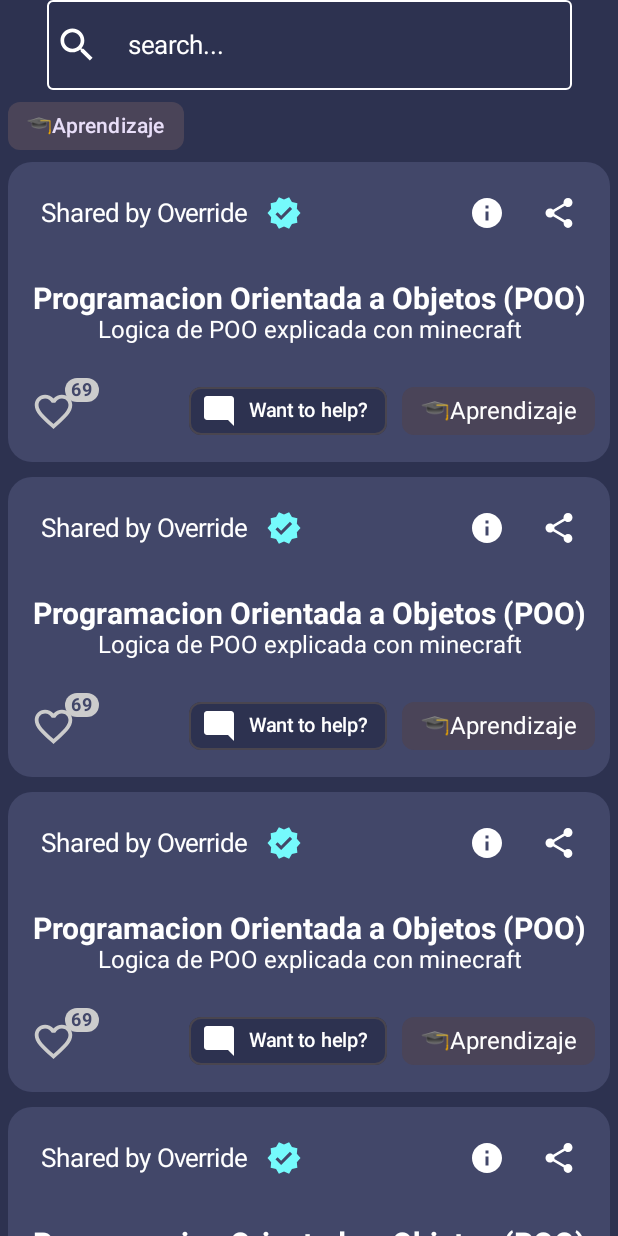
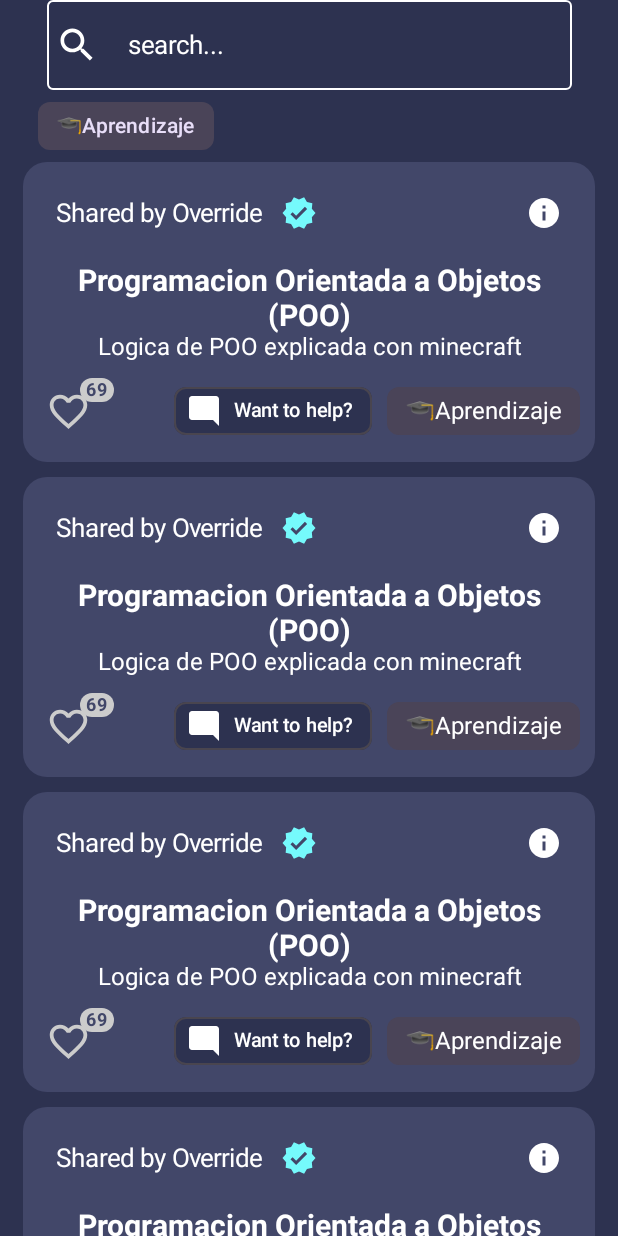
Before and after one commit to BeboCod/odin, an Android app built with Jetpack Compose: the composable HomeScreen shown on its own in the app's theme, on a phone screen of 412 x 824 dp. Run offline under Robolectric (Android 15) with nearby library versions, the phone set to English and light mode, and no system bars.

Commit message:
CenterScreen frontend

```diff
--- a/app/build.gradle.kts
+++ b/app/build.gradle.kts
@@ -30,11 +30,11 @@ android {
         }
     }
     compileOptions {
-        sourceCompatibility = JavaVersion.VERSION_1_8
-        targetCompatibility = JavaVersion.VERSION_1_8
+        sourceCompatibility = JavaVersion.VERSION_17
+        targetCompatibility = JavaVersion.VERSION_17
     }
     kotlinOptions {
-        jvmTarget = "1.8"
+        jvmTarget = "17"
     }
     buildFeatures {
         compose = true
--- a/app/src/main/AndroidManifest.xml
+++ b/app/src/main/AndroidManifest.xml
@@ -10,12 +10,12 @@
         android:label="@string/app_name"
         android:roundIcon="@drawable/logo_override"
         android:supportsRtl="true"
-        android:theme="@style/Theme.Odin"
-        tools:targetApi="31">
+        android:theme="@style/Theme.Odin.Starting"
+        tools:targetApi="34">
         <activity
             android:name=".MainActivity"
             android:exported="true"
-            android:theme="@style/Theme.Odin">
+            android:theme="@style/Theme.Odin.Starting">
             <intent-filter>
                 <action android:name="android.intent.action.MAIN" />
 
--- a/app/src/main/java/com/example/odin/ui/mods/Titles.kt
+++ b/app/src/main/java/com/example/odin/ui/mods/Titles.kt
@@ -1,16 +1,20 @@
 package com.example.odin.ui.mods
 
+import androidx.compose.foundation.layout.widthIn
 import androidx.compose.material3.MaterialTheme
 import androidx.compose.material3.MaterialTheme.colorScheme
 import androidx.compose.material3.Text
 import androidx.compose.runtime.Composable
+import androidx.compose.ui.Modifier
 import androidx.compose.ui.geometry.Offset
 import androidx.compose.ui.graphics.Shadow
 import androidx.compose.ui.text.TextStyle
 import androidx.compose.ui.text.font.FontStyle
 import androidx.compose.ui.text.font.FontWeight
 import androidx.compose.ui.text.style.TextAlign
+import androidx.compose.ui.text.style.TextOverflow
 import androidx.compose.ui.tooling.preview.Preview
+import androidx.compose.ui.unit.dp
 import androidx.compose.ui.unit.sp
 import com.example.odin.ui.theme.OdinTheme
 
@@ -40,3 +44,36 @@ private fun TitleOdinPreview() {
         TitleOdin("Hello World!!!")
     }
 }
+
+@Composable
+fun TitleCardOdin(text: String) {
+    Text(
+        text = text,
+        fontWeight = FontWeight.Bold,
+        fontStyle = FontStyle.Normal,
+        textAlign = TextAlign.Center,
+        modifier = Modifier.widthIn(max = 400.dp),
+        overflow = TextOverflow.Ellipsis,
+        maxLines = 2,
+        style = TextStyle(
+            fontSize = 20.sp,
+        ),
+        color = colorScheme.secondary
+    )
+}
+
+@Composable
+fun DescriptionOdin(text: String) {
+    Text(
+        text = text,
+        fontStyle = FontStyle.Normal,
+        textAlign = TextAlign.Center,
+        modifier = Modifier.widthIn(max = 400.dp),
+        overflow = TextOverflow.Ellipsis,
+        maxLines = 2,
+        style = TextStyle(
+            fontSize = 16.sp,
+        ),
+        color = colorScheme.secondary
+    )
+}
--- a/app/src/main/java/com/example/odin/ui/mods/cardPublication/CardPublication.kt
+++ b/app/src/main/java/com/example/odin/ui/mods/cardPublication/CardPublication.kt
@@ -14,7 +14,6 @@ import androidx.compose.foundation.layout.Arrangement
 import androidx.compose.foundation.layout.Box
 import androidx.compose.foundation.layout.Column
 import androidx.compose.foundation.layout.Row
-import androidx.compose.foundation.layout.Spacer
 import androidx.compose.foundation.layout.fillMaxSize
 import androidx.compose.foundation.layout.fillMaxWidth
 import androidx.compose.foundation.layout.height
@@ -28,8 +27,6 @@ import androidx.compose.material3.Card
 import androidx.compose.material3.CardDefaults.cardColors
 import androidx.compose.material3.Icon
 import androidx.compose.material3.IconButton
-import androidx.compose.material3.InputChip
-import androidx.compose.material3.InputChipDefaults
 import androidx.compose.material3.MaterialTheme.colorScheme
 import androidx.compose.material3.MaterialTheme.shapes
 import androidx.compose.material3.Text
@@ -37,12 +34,10 @@ import androidx.compose.material3.TextButton
 import androidx.compose.runtime.Composable
 import androidx.compose.runtime.collectAsState
 import androidx.compose.runtime.getValue
-import androidx.compose.runtime.mutableStateOf
-import androidx.compose.runtime.remember
-import androidx.compose.runtime.setValue
 import androidx.compose.ui.Alignment
 import androidx.compose.ui.Modifier
 import androidx.compose.ui.graphics.Color
+import androidx.compose.ui.platform.LocalContext
 import androidx.compose.ui.res.painterResource
 import androidx.compose.ui.res.stringResource
 import androidx.compose.ui.text.TextStyle
@@ -54,6 +49,10 @@ import androidx.compose.ui.tooling.preview.Preview
 import androidx.compose.ui.unit.dp
 import androidx.compose.ui.unit.sp
 import com.example.odin.R
+import com.example.odin.ui.mods.ChipTheme
+import com.example.odin.ui.mods.DescriptionOdin
+import com.example.odin.ui.mods.ShowInfoPost
+import com.example.odin.ui.mods.TitleCardOdin
 import com.example.odin.ui.theme.OdinTheme
 
 @Composable
@@ -63,8 +62,9 @@ fun CardPublication(
     sharedBy: String = "Override",
     chipTheme: String = "🎓Aprendizaje",
     likes: Int = 69,
+    icon: Int = R.drawable.baseline_verified_24
 ) {
-    val viewModel = CardPublicationViewModel()
+    val viewModel = CardPublicationViewModel(LocalContext.current)
     Card(
         onClick = { viewModel.onClickCard() },
         modifier = Modifier
@@ -89,7 +89,7 @@ fun CardPublication(
                 verticalAlignment = Alignment.CenterVertically,
                 horizontalArrangement = Arrangement.Absolute.Left
             ) {
-                SharedByOdin(text = "${stringResource(id = R.string.shared_by)} $sharedBy")
+                SharedByOdin(text = "${stringResource(id = R.string.shared_by)} $sharedBy", icon = icon)
                 InfoByShared(viewModel)
             }
             Column(
@@ -124,7 +124,8 @@ private fun CardPublicationPreview() {
             "Logica de POO explicada con minecraft",
             "Override",
             "🎓Aprendizaje",
-            800
+            800,
+            R.drawable.baseline_person_24
         )
     }
 }
@@ -144,7 +145,7 @@ private fun Like(likes: Int, viewModel: CardPublicationViewModel) {
 
     val infiniteTransition = rememberInfiniteTransition()
     val colorAnimation by infiniteTransition.animateFloat(
-        initialValue =0f,
+        initialValue = 0f,
         targetValue = 1f,
         animationSpec = infiniteRepeatable(
             animation = tween(durationMillis = 4000),
@@ -193,40 +194,7 @@ private fun Like(likes: Int, viewModel: CardPublicationViewModel) {
 }
 
 @Composable
-private fun TitleCardOdin(text: String) {
-    Text(
-        text = text,
-        fontWeight = FontWeight.Bold,
-        fontStyle = FontStyle.Normal,
-        textAlign = TextAlign.Center,
-        modifier = Modifier.widthIn(max = 400.dp),
-        overflow = TextOverflow.Ellipsis,
-        maxLines = 1,
-        style = TextStyle(
-            fontSize = 20.sp,
-        ),
-        color = colorScheme.secondary
-    )
-}
-
-@Composable
-private fun DescriptionOdin(text: String) {
-    Text(
-        text = text,
-        fontStyle = FontStyle.Normal,
-        textAlign = TextAlign.Center,
-        modifier = Modifier.widthIn(max = 400.dp),
-        overflow = TextOverflow.Ellipsis,
-        maxLines = 1,
-        style = TextStyle(
-            fontSize = 16.sp,
-        ),
-        color = colorScheme.secondary
-    )
-}
-
-@Composable
-private fun SharedByOdin(text: String) {
+private fun SharedByOdin(text: String, icon: Int) {
     TextButton(onClick = { }) {
         Text(
             text = text,
@@ -242,7 +210,7 @@ private fun SharedByOdin(text: String) {
         )
     }
     Icon(
-        painter = painterResource(id = R.drawable.baseline_verified_24),
+        painter = painterResource(id = icon),
         contentDescription = null,
         tint = Color(0xFF75FAFC)
     )
@@ -257,7 +225,7 @@ private fun InfoByShared(viewModel: CardPublicationViewModel) {
         horizontalArrangement = Arrangement.Absolute.Right
     ) {
         IconButton(onClick = {
-            viewModel.onClickInfo()
+            viewModel.onClickInfo(true)
         }) {
             Icon(
                 painter = painterResource(id = R.drawable.baseline_info_24),
@@ -265,57 +233,14 @@ private fun InfoByShared(viewModel: CardPublicationViewModel) {
                 tint = colorScheme.secondary
             )
         }
-        IconButton(onClick = {
-            viewModel.onClickShare()
-        }) {
-            Icon(
-                painter = painterResource(id = R.drawable.baseline_share_24),
-                contentDescription = null,
-                tint = colorScheme.secondary
-            )
-        }
     }
-}
-
-@Composable
-private fun ChipTheme(title: String, viewModel: CardPublicationViewModel) {
-    Row(
-        modifier = Modifier
-            .fillMaxWidth()
-            .wrapContentHeight(),
-        verticalAlignment = Alignment.CenterVertically,
-        horizontalArrangement = Arrangement.Absolute.Right
-    ) {
-        InputChip(
-            selected = false,
-            onClick = {
-                viewModel.onClickComment()
+    if (viewModel.uiState.collectAsState().value.isSheetOpen) {
+        ShowInfoPost(
+            callback = { isClose ->
+                viewModel.onClickInfo(isClose)
             },
-            label = { Text(text = stringResource(id = R.string.Want_help), fontSize = 13.sp) },
-            leadingIcon = {
-                Icon(
-                    painter = painterResource(id = R.drawable.baseline_mode_comment_24),
-                    contentDescription = null
-                )
-            },
-            colors = InputChipDefaults.inputChipColors(
-                containerColor = colorScheme.background,
-                labelColor = colorScheme.secondary,
-                leadingIconColor = colorScheme.secondary,
-            )
-        )
-        Spacer(modifier = Modifier.size(10.dp))
-        InputChip(
-            selected = true,
-            onClick = {
-                viewModel.onClickChip()
-            },
-            label = { DescriptionOdin(text = title) },
-            colors = InputChipDefaults.inputChipColors(
-                containerColor = colorScheme.primary,
-                labelColor = colorScheme.secondary,
-                leadingIconColor = colorScheme.secondary
-            )
+            chip = {
+            }
         )
     }
 }
--- a/app/src/main/java/com/example/odin/ui/mods/cardPublication/CardPublicationInterface.kt
+++ b/app/src/main/java/com/example/odin/ui/mods/cardPublication/CardPublicationInterface.kt
@@ -7,7 +7,7 @@ interface CardPublicationInterface {
 
     fun onClickShare()
 
-    fun onClickInfo()
+    fun onClickInfo(isBottomSheetOpen: Boolean)
 
     fun onClickChip()
 
--- a/app/src/main/java/com/example/odin/ui/mods/cardPublication/CardPublicationViewModel.kt
+++ b/app/src/main/java/com/example/odin/ui/mods/cardPublication/CardPublicationViewModel.kt
@@ -1,13 +1,21 @@
 package com.example.odin.ui.mods.cardPublication
 
+import android.content.Context
+import android.content.Intent
+import android.net.Uri
+import androidx.lifecycle.ViewModel
+import com.example.odin.utils.Constants
+import kotlinx.coroutines.flow.MutableSharedFlow
 import kotlinx.coroutines.flow.MutableStateFlow
 import kotlinx.coroutines.flow.StateFlow
+import kotlinx.coroutines.flow.asSharedFlow
 import kotlinx.coroutines.flow.asStateFlow
 
-class CardPublicationViewModel : CardPublicationInterface {
+class CardPublicationViewModel(val context: Context) : CardPublicationInterface, ViewModel() {
 
     data class UiState(
         val isLiked: Boolean = false,
+        val isSheetOpen: Boolean = false,
     )
 
     private val _uiState = MutableStateFlow(UiState())
@@ -25,8 +33,8 @@ class CardPublicationViewModel : CardPublicationInterface {
         TODO("Not yet implemented")
     }
 
-    override fun onClickInfo() {
-        TODO("Not yet implemented")
+    override fun onClickInfo(isBottomSheetOpen: Boolean) {
+        _uiState.value = _uiState.value.copy(isSheetOpen = isBottomSheetOpen)
     }
 
     override fun onClickChip() {
@@ -34,7 +42,8 @@ class CardPublicationViewModel : CardPublicationInterface {
     }
 
     override fun onClickComment() {
-        TODO("Not yet implemented")
+        val intent = Intent(Intent.ACTION_VIEW, Uri.parse(Constants.DISCORD_URL))
+        context.startActivity(intent)
     }
 
     override fun onClickProfile() {
--- /dev/null
+++ b/app/src/main/java/com/example/odin/ui/mods/chipsOdin.kt
@@ -0,0 +1,80 @@
+package com.example.odin.ui.mods
+
+import androidx.compose.foundation.layout.Arrangement
+import androidx.compose.foundation.layout.Row
+import androidx.compose.foundation.layout.Spacer
+import androidx.compose.foundation.layout.fillMaxWidth
+import androidx.compose.foundation.layout.size
+import androidx.compose.foundation.layout.wrapContentHeight
+import androidx.compose.material3.Icon
+import androidx.compose.material3.InputChip
+import androidx.compose.material3.InputChipDefaults
+import androidx.compose.material3.MaterialTheme.colorScheme
+import androidx.compose.material3.Text
+import androidx.compose.runtime.Composable
+import androidx.compose.ui.Alignment
+import androidx.compose.ui.Modifier
+import androidx.compose.ui.res.painterResource
+import androidx.compose.ui.res.stringResource
+import androidx.compose.ui.unit.dp
+import androidx.compose.ui.unit.sp
+import com.example.odin.R
+import com.example.odin.ui.mods.cardPublication.CardPublicationViewModel
+
+@Composable
+fun ChipTheme(title: String, viewModel: CardPublicationViewModel) {
+    Row(
+        modifier = Modifier
+            .fillMaxWidth()
+            .wrapContentHeight(),
+        verticalAlignment = Alignment.CenterVertically,
+        horizontalArrangement = Arrangement.Absolute.Right
+    ) {
+        InputChip(
+            selected = false,
+            onClick = {
+                viewModel.onClickComment()
+            },
+            label = { Text(text = stringResource(id = R.string.Want_help), fontSize = 13.sp) },
+            leadingIcon = {
+                Icon(
+                    painter = painterResource(id = R.drawable.baseline_mode_comment_24),
+                    contentDescription = null
+                )
+            },
+            colors = InputChipDefaults.inputChipColors(
+                containerColor = colorScheme.background,
+                labelColor = colorScheme.secondary,
+                leadingIconColor = colorScheme.secondary,
+            )
+        )
+        Spacer(modifier = Modifier.size(10.dp))
+        InputChip(
+            selected = true,
+            onClick = {
+                viewModel.onClickChip()
+            },
+            label = { DescriptionOdin(text = title) },
+            colors = InputChipDefaults.inputChipColors(
+                containerColor = colorScheme.primary,
+                labelColor = colorScheme.secondary,
+                leadingIconColor = colorScheme.secondary
+            )
+        )
+    }
+}
+
+@Composable
+fun ChipTheme(title: String) {
+    InputChip(
+        selected = true,
+        onClick = {
+        },
+        label = { Text(text = "$title") },
+        colors = InputChipDefaults.inputChipColors(
+            containerColor = colorScheme.primary,
+            labelColor = colorScheme.secondary,
+            leadingIconColor = colorScheme.secondary
+        )
+    )
+}
--- a/app/src/main/java/com/example/odin/ui/screens/center/screens/home/homeScreen.kt
+++ b/app/src/main/java/com/example/odin/ui/screens/center/screens/home/homeScreen.kt
@@ -68,7 +68,7 @@ private fun Screen() {
         }
         LazyRow(
             modifier = Modifier
-                .padding(horizontal = 5.dp)
+                .padding(horizontal = 25.dp)
                 .fillMaxWidth()
         ) {
             item {
@@ -87,7 +87,7 @@ private fun Screen() {
         }
         LazyColumn(
             modifier = Modifier
-                .padding(horizontal = 5.dp)
+                .padding(horizontal = 15.dp)
                 .fillMaxSize()
         ) {
             item {
--- /dev/null
+++ b/app/src/main/java/com/example/odin/utils/Constants.kt
@@ -0,0 +1,5 @@
+package com.example.odin.utils
+
+object Constants {
+    const val DISCORD_URL = "https://discord.com/"
+}
--- a/app/src/main/java/com/example/odin/utils/Routes.kt
+++ b/app/src/main/java/com/example/odin/utils/Routes.kt
@@ -3,10 +3,10 @@ package com.example.odin.utils
 sealed class Routes(val route: String) {
     data object Login: Routes("Login")
     data object Home: Routes("Home")
-    data object Profile: Routes("Profile")
     data object Tools: Routes("Tools")
     data object Register: Routes("Register")
     data object Start: Routes("Start")
     data object Center: Routes("Center")
-    data object Follows: Routes("follows")
+    data object Follows: Routes("Follows")
+    data object Profile: Routes("Profile")
 }
--- /dev/null
+++ b/app/src/main/res/drawable/baseline_close_24.xml
@@ -0,0 +1,5 @@
+<vector xmlns:android="http://schemas.android.com/apk/res/android" android:height="24dp" android:tint="#000000" android:viewportHeight="24" android:viewportWidth="24" android:width="24dp">
+
+    <path android:fillColor="@android:color/white" android:pathData="M19,6.41L17.59,5 12,10.59 6.41,5 5,6.41 10.59,12 5,17.59 6.41,19 12,13.41 17.59,19 19,17.59 13.41,12z"/>
+
+</vector>
--- a/app/src/main/res/values/strings.xml
+++ b/app/src/main/res/values/strings.xml
@@ -8,5 +8,9 @@
     <string name="shared_by">Shared by</string>
     <string name="Want_help">Want to help?</string>
     <string name="search">search...</string>
+    <string name="published_by">Published by</string>
+    <string name="publication_date">Publication date</string>
+    <string name="tags">Tags</string>
+    <string name="post_information">Post information</string>
 
 </resources>
--- a/gradle/libs.versions.toml
+++ b/gradle/libs.versions.toml
@@ -1,6 +1,5 @@
 [versions]
 agp = "8.5.1"
-core = "1.0.0"
 coreSplashscreen = "1.0.1"
 kotlin = "1.9.0"
 coreKtx = "1.13.1"
@@ -11,12 +10,10 @@ lifecycleRuntimeKtx = "2.8.4"
 activityCompose = "1.9.1"
 composeBom = "2024.06.00"
 navigationCompose = "2.7.7"
-securityCrypto = "1.1.0-alpha06"
 
 [libraries]
 androidx-core-ktx = { group = "androidx.core", name = "core-ktx", version.ref = "coreKtx" }
 androidx-core-splashscreen = { module = "androidx.core:core-splashscreen", version.ref = "coreSplashscreen" }
-androidx-security-crypto = { module = "androidx.security:security-crypto", version.ref = "securityCrypto" }
 junit = { group = "junit", name = "junit", version.ref = "junit" }
 androidx-junit = { group = "androidx.test.ext", name = "junit", version.ref = "junitVersion" }
 androidx-espresso-core = { group = "androidx.test.espresso", name = "espresso-core", version.ref = "espressoCore" }
```
Also changed, not shown: app/src/main/java/com/example/odin/ui/mods/showInfoPost.kt (added, +133 -0 lines), app/src/main/java/com/example/odin/ui/screens/center/centerScreen.kt (+21 -7 lines).
